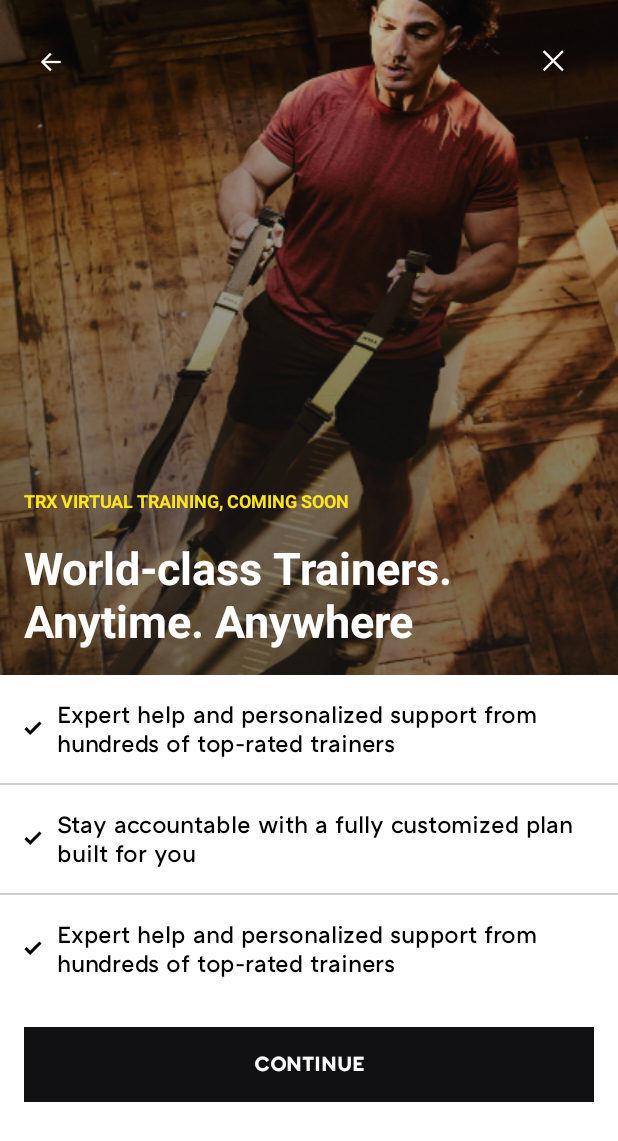
After one commit to hyfn/trx-consumer-android, an Android app: the layout fragment_onboarding.xml on its own in the app's theme, with its tools: preview values and no code run, on a phone screen of 412 x 824 dp. The commit adds this screen. Shown: the top 1141 px of the screen. Run offline under Robolectric (Android 15) with nearby library versions, the phone set to English and light mode, and no system bars.

Commit message:
onboarding completed.

```diff
--- /dev/null
+++ b/app/src/main/res/drawable/ic_marker.xml
@@ -0,0 +1,7 @@
+<vector android:autoMirrored="true" android:height="10dp"
+    android:viewportHeight="10" android:viewportWidth="12"
+    android:width="12dp" xmlns:android="http://schemas.android.com/apk/res/android">
+    <path android:fillColor="#00000000"
+        android:pathData="M11,1L4.125,7.875L1,4.75"
+        android:strokeColor="#000000" android:strokeWidth="2"/>
+</vector>
--- /dev/null
+++ b/app/src/main/res/layout/fragment_onboarding.xml
@@ -0,0 +1,184 @@
+<?xml version="1.0" encoding="utf-8"?>
+<ScrollView xmlns:android="http://schemas.android.com/apk/res/android"
+    xmlns:app="http://schemas.android.com/apk/res-auto"
+    xmlns:tools="http://schemas.android.com/tools"
+    android:layout_width="match_parent"
+    android:layout_height="match_parent"
+    android:fillViewport="true"
+    app:layout_constraintBottom_toBottomOf="parent"
+    app:layout_constraintEnd_toEndOf="parent"
+    app:layout_constraintStart_toStartOf="parent"
+    app:layout_constraintTop_toTopOf="parent">
+
+    <com.trx.consumer.common.CommonView
+        android:layout_width="match_parent"
+        android:layout_height="wrap_content"
+        app:backgroundColor="@color/white">
+
+        <com.trx.consumer.common.CommonImageView
+            android:id="@+id/ivHeader"
+            android:layout_width="0dp"
+            android:layout_height="450dp"
+            android:scaleType="fitXY"
+            app:layout_constraintEnd_toEndOf="parent"
+            app:layout_constraintStart_toStartOf="parent"
+            app:layout_constraintTop_toTopOf="parent"
+            tools:src="@drawable/img_media_onboarding_001" />
+
+
+        <com.trx.consumer.common.CommonLabel
+            android:id="@+id/lblTitle"
+            android:layout_width="0dp"
+            android:layout_height="wrap_content"
+            android:layout_marginStart="16dp"
+            android:layout_marginEnd="16dp"
+            android:layout_marginBottom="16dp"
+            android:textAllCaps="true"
+            android:textColor="@color/yellow"
+            android:textSize="12sp"
+            android:textStyle="bold"
+            app:layout_constraintBottom_toTopOf="@+id/lblDescription"
+            app:layout_constraintEnd_toEndOf="parent"
+            app:layout_constraintStart_toStartOf="parent"
+            tools:text="@string/onboarding_virtual_title" />
+
+        <com.trx.consumer.common.CommonLabel
+            android:id="@+id/lblDescription"
+            android:layout_width="wrap_content"
+            android:layout_height="wrap_content"
+            android:layout_marginStart="16dp"
+            android:layout_marginEnd="16dp"
+            android:layout_marginBottom="16dp"
+            android:textColor="@color/white"
+            android:textSize="30sp"
+            android:textStyle="bold"
+            app:layout_constraintBottom_toBottomOf="@+id/ivHeader"
+            app:layout_constraintStart_toStartOf="parent"
+            tools:text="@string/onboarding_virtual_description" />
+
+        <com.trx.consumer.common.CommonView
+            android:id="@+id/layoutNavBar"
+            android:layout_width="0dp"
+            android:layout_height="@dimen/top_bar_height"
+            android:layout_marginStart="16dp"
+            android:layout_marginTop="16dp"
+            android:layout_marginEnd="16dp"
+            app:layout_constraintEnd_toEndOf="parent"
+            app:layout_constraintStart_toStartOf="parent"
+            app:layout_constraintTop_toTopOf="parent">
+
+            <com.trx.consumer.common.CommonImageView
+                android:id="@+id/btnBack"
+                android:layout_width="35dp"
+                android:layout_height="35dp"
+                android:layout_marginEnd="10dp"
+                android:layout_marginBottom="10dp"
+                android:scaleType="centerInside"
+                android:src="@drawable/ic_btn_back_white"
+                app:layout_constraintBottom_toBottomOf="parent"
+                app:layout_constraintStart_toStartOf="parent"
+                app:layout_constraintTop_toTopOf="parent" />
+
+            <com.trx.consumer.common.CommonImageView
+                android:id="@+id/btnClose"
+                android:layout_width="35dp"
+                android:layout_height="35dp"
+                android:layout_marginEnd="10dp"
+                android:layout_marginBottom="10dp"
+                android:scaleType="centerInside"
+                android:src="@drawable/ic_btn_close_white"
+                app:layout_constraintBottom_toBottomOf="parent"
+                app:layout_constraintEnd_toEndOf="parent"
+                app:layout_constraintTop_toTopOf="parent" />
+
+        </com.trx.consumer.common.CommonView>
+
+        <com.trx.consumer.common.CommonLabel
+            android:id="@+id/lblItemOne"
+            style="@style/CommonLabelStyle"
+            android:layout_width="0dp"
+            android:layout_height="wrap_content"
+            android:layout_marginStart="16dp"
+            android:layout_marginTop="16dp"
+            android:layout_marginEnd="16dp"
+            android:drawableStart="@drawable/ic_marker"
+            android:drawablePadding="10dp"
+            app:layout_constraintEnd_toEndOf="parent"
+            app:layout_constraintStart_toStartOf="parent"
+            app:layout_constraintTop_toBottomOf="@+id/ivHeader"
+            tools:text="@string/onboarding_virtual_list_text_one" />
+
+        <View
+            android:id="@+id/vLineOne"
+            android:layout_width="0dp"
+            android:layout_height="1dp"
+            android:layout_marginTop="16dp"
+            android:background="@color/grey"
+            app:layout_constraintEnd_toEndOf="parent"
+            app:layout_constraintStart_toStartOf="parent"
+            app:layout_constraintTop_toBottomOf="@+id/lblItemOne" />
+
+        <com.trx.consumer.common.CommonLabel
+            android:id="@+id/lblItemTwo"
+            style="@style/CommonLabelStyle"
+            android:layout_width="0dp"
+            android:layout_height="wrap_content"
+            android:layout_marginStart="16dp"
+            android:layout_marginTop="16dp"
+            android:layout_marginEnd="16dp"
+            android:drawableStart="@drawable/ic_marker"
+            android:drawablePadding="10dp"
+            app:layout_constraintEnd_toEndOf="parent"
+            app:layout_constraintStart_toStartOf="parent"
+            app:layout_constraintTop_toBottomOf="@+id/vLineOne"
+            tools:text="@string/onboarding_virtual_list_text_two" />
+
+        <View
+            android:id="@+id/vLineTwo"
+            android:layout_width="0dp"
+            android:layout_height="1dp"
+            android:layout_marginTop="16dp"
+            android:background="@color/grey"
+            app:layout_constraintEnd_toEndOf="parent"
+            app:layout_constraintStart_toStartOf="parent"
+            app:layout_constraintTop_toBottomOf="@+id/lblItemTwo" />
+
+        <com.trx.consumer.common.CommonLabel
+            android:id="@+id/lblItemThree"
+            style="@style/CommonLabelStyle"
+            android:layout_width="0dp"
+            android:layout_height="wrap_content"
+            android:layout_marginStart="16dp"
+            android:layout_marginTop="16dp"
+            android:layout_marginEnd="16dp"
+            android:drawableStart="@drawable/ic_marker"
+            android:drawablePadding="10dp"
+            app:layout_constraintEnd_toEndOf="parent"
+            app:layout_constraintStart_toStartOf="parent"
+            app:layout_constraintTop_toBottomOf="@+id/vLineTwo"
+            tools:text="@string/onboarding_virtual_list_text_one" />
+
+
+        <com.trx.consumer.common.CommonButton
+            android:id="@+id/btnContinue"
+            android:layout_width="0dp"
+            android:layout_height="50dp"
+            android:layout_marginStart="16dp"
+            android:layout_marginTop="32dp"
+            android:layout_marginEnd="16dp"
+            android:layout_marginBottom="32dp"
+            android:fontFamily="@font/atcarquette_bold"
+            android:gravity="center"
+            android:text="@string/welcome_continue_button_label"
+            android:textAllCaps="true"
+            android:textColor="@color/white"
+            android:textSize="14sp"
+            app:backgroundColor="@color/blackRussian"
+            app:layout_constraintEnd_toEndOf="parent"
+            app:layout_constraintStart_toStartOf="parent"
+            app:layout_constraintTop_toBottomOf="@+id/lblItemThree" />
+
+
+    </com.trx.consumer.common.CommonView>
+
+</ScrollView>
--- a/app/src/main/res/navigation/nav_main.xml
+++ b/app/src/main/res/navigation/nav_main.xml
@@ -41,6 +41,12 @@
         android:label="WelcomeFragment"
         tools:layout="@layout/fragment_welcome" />
 
+    <fragment
+        android:id="@+id/onboarding_fragment"
+        android:name="com.trx.consumer.screens.onboarding.OnBoardingFragment"
+        android:label="OnBoardingFragment"
+        tools:layout="@layout/fragment_onboarding" />
+
     <dialog
         android:id="@+id/date_picker_fragment"
         android:name="com.trx.consumer.screens.datepicker.DatePickerFragment"
--- a/app/src/main/res/values/strings.xml
+++ b/app/src/main/res/values/strings.xml
@@ -63,4 +63,21 @@
     <string name="welcome_title_label">Welcome to the club,\n%1s</string>
     <string name="welcome_description_label">With 3 new ways to train, TRX Training Club is your all-in-one virtual gym helping you to crush any goal. Anytime. Anywhere.</string>
 
+    <string name="onboarding_virtual_title">TRX virtual Training, coming soon</string>
+    <string name="onboarding_virtual_description">World-class Trainers. Anytime. Anywhere</string>
+    <string name="onboarding_virtual_list_text_one">Expert help and personalized support from hundreds of top-rated trainers</string>
+    <string name="onboarding_virtual_list_text_two">Stay accountable with a fully customized plan built for you</string>
+    <string name="onboarding_virtual_list_text_three">Virtual and in-person training to help you crush your goals, no matter what they are</string>
+    <string name="onboarding_live_title">TRX Live</string>
+    <string name="onboarding_live_description">Feel the energy of the group</string>
+    <string name="onboarding_live_list_text_one">New live classes every day from the comfort of your home</string>
+    <string name="onboarding_live_list_text_two">Stay fresh and fit with certified, world-class instructors</string>
+    <string name="onboarding_live_list_text_three">Sweat with virtual classmates and feel the burn together</string>
+    <string name="onboarding_demand_title">TRX On-demand</string>
+    <string name="onboarding_demand_description">Your fitness journey, your way.</string>
+    <string name="onboarding_demand_list_text_one">Find new ways to crush your goals on your time, at your pace</string>
+    <string name="onboarding_demand_list_text_two">Huge library of exclusive on-demand video workouts from top TRX pros</string>
+    <string name="onboarding_demand_list_text_three">Get your heart rate up with tons of diverse workouts to choose from</string>
+
+
 </resources>
```
Also changed, not shown: app/src/main/java/com/trx/consumer/screens/onboarding/OnBoardingFragment.kt (added, +63 -0 lines), app/src/main/java/com/trx/consumer/screens/onboarding/OnBoardingViewModel.kt (added, +48 -0 lines), app/src/main/java/com/trx/consumer/screens/onboarding/OnBoardingViewState.kt (added, +64 -0 lines), app/src/main/res/drawable/img_media_onboarding_001.jpg (added), app/src/main/res/drawable/img_media_onboarding_002.jpg (added), app/src/main/res/drawable/img_media_onboarding_003.jpg (added).
